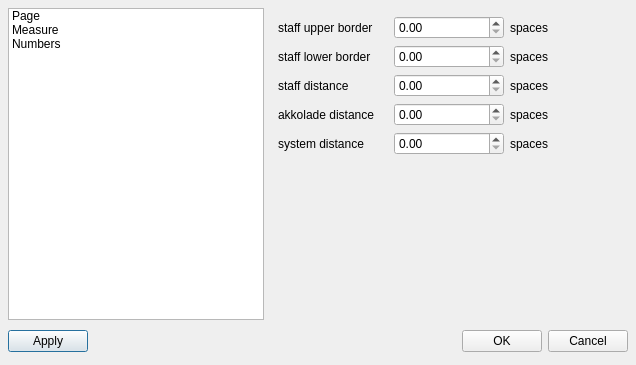
Qt form mscore/mscore/editstyle.ui (musescore/musescore-old) before a commit.
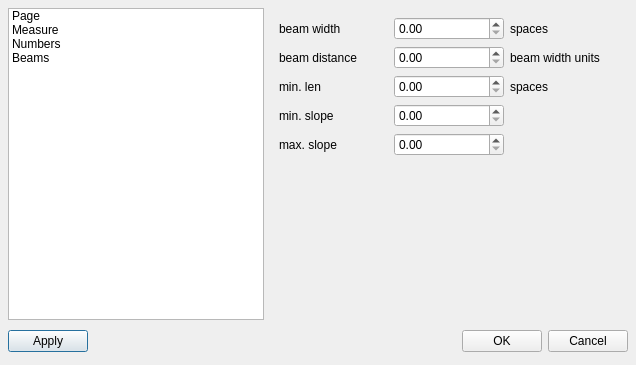
The same form after that commit. The open tabs and pages were chosen to show the change.

Commit message: expose beam properties in style editor

Diff of the .ui file:
```diff
--- a/mscore/mscore/editstyle.ui
+++ b/mscore/mscore/editstyle.ui
@@ -110,6 +110,11 @@
        <string>Numbers</string>
       </property>
      </item>
+     <item>
+      <property name="text" >
+       <string>Beams</string>
+      </property>
+     </item>
     </widget>
    </item>
    <item row="0" column="1" >
@@ -546,6 +551,108 @@
        </item>
       </layout>
      </widget>
+     <widget class="QWidget" name="Seite" >
+      <layout class="QGridLayout" >
+       <item row="0" column="0" >
+        <widget class="QLabel" name="label_26" >
+         <property name="text" >
+          <string>beam width</string>
+         </property>
+        </widget>
+       </item>
+       <item row="0" column="1" >
+        <widget class="QDoubleSpinBox" name="beamWidth" />
+       </item>
+       <item row="1" column="0" >
+        <widget class="QLabel" name="label_27" >
+         <property name="text" >
+          <string>beam distance</string>
+         </property>
+        </widget>
+       </item>
+       <item row="1" column="1" >
+        <widget class="QDoubleSpinBox" name="beamDistance" />
+       </item>
+       <item row="2" column="0" >
+        <widget class="QLabel" name="label_28" >
+         <property name="text" >
+          <string>min. len</string>
+         </property>
+        </widget>
+       </item>
+       <item row="2" column="1" >
+        <widget class="QDoubleSpinBox" name="beamMinLen" />
+       </item>
+       <item row="3" column="0" >
+        <widget class="QLabel" name="label_29" >
+         <property name="text" >
+          <string>min. slope</string>
+         </property>
+        </widget>
+       </item>
+       <item row="3" column="1" >
+        <widget class="QDoubleSpinBox" name="beamMinSlope" >
+         <property name="maximum" >
+          <double>1.000000000000000</double>
+         </property>
+         <property name="singleStep" >
+          <double>0.100000000000000</double>
+         </property>
+        </widget>
+       </item>
+       <item row="4" column="0" >
+        <widget class="QLabel" name="label_30" >
+         <property name="text" >
+          <string>max. slope</string>
+         </property>
+        </widget>
+       </item>
+       <item row="5" column="0" >
+        <spacer>
+         <property name="orientation" >
+          <enum>Qt::Vertical</enum>
+         </property>
+         <property name="sizeHint" >
+          <size>
+           <width>20</width>
+           <height>61</height>
+          </size>
+         </property>
+        </spacer>
+       </item>
+       <item row="4" column="1" >
+        <widget class="QDoubleSpinBox" name="beamMaxSlope" >
+         <property name="maximum" >
+          <double>1.000000000000000</double>
+         </property>
+         <property name="singleStep" >
+          <double>0.100000000000000</double>
+         </property>
+        </widget>
+       </item>
+       <item row="2" column="2" >
+        <widget class="QLabel" name="label_31" >
+         <property name="text" >
+          <string>spaces</string>
+         </property>
+        </widget>
+       </item>
+       <item row="0" column="2" >
+        <widget class="QLabel" name="label_32" >
+         <property name="text" >
+          <string>spaces</string>
+         </property>
+        </widget>
+       </item>
+       <item row="1" column="2" >
+        <widget class="QLabel" name="label_33" >
+         <property name="text" >
+          <string>beam width units</string>
+         </property>
+        </widget>
+       </item>
+      </layout>
+     </widget>
     </widget>
    </item>
   </layout>
```
Left out of the diff: 2 changed lines with no effect on the pictures. The commit also changes 4 other files.
